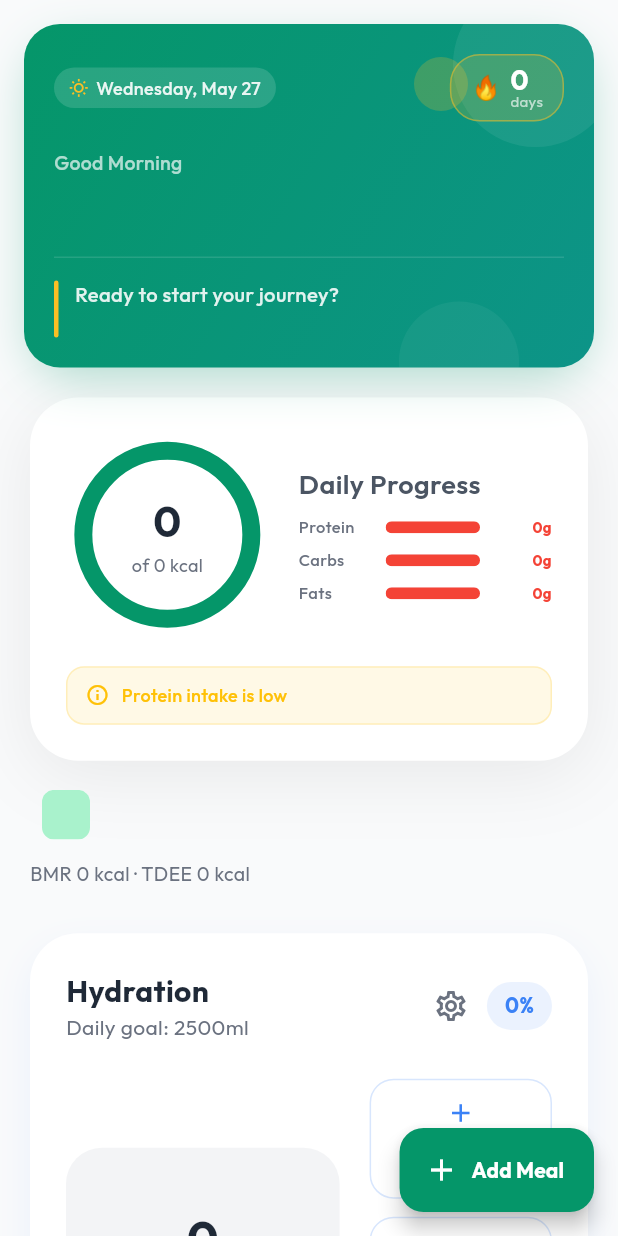
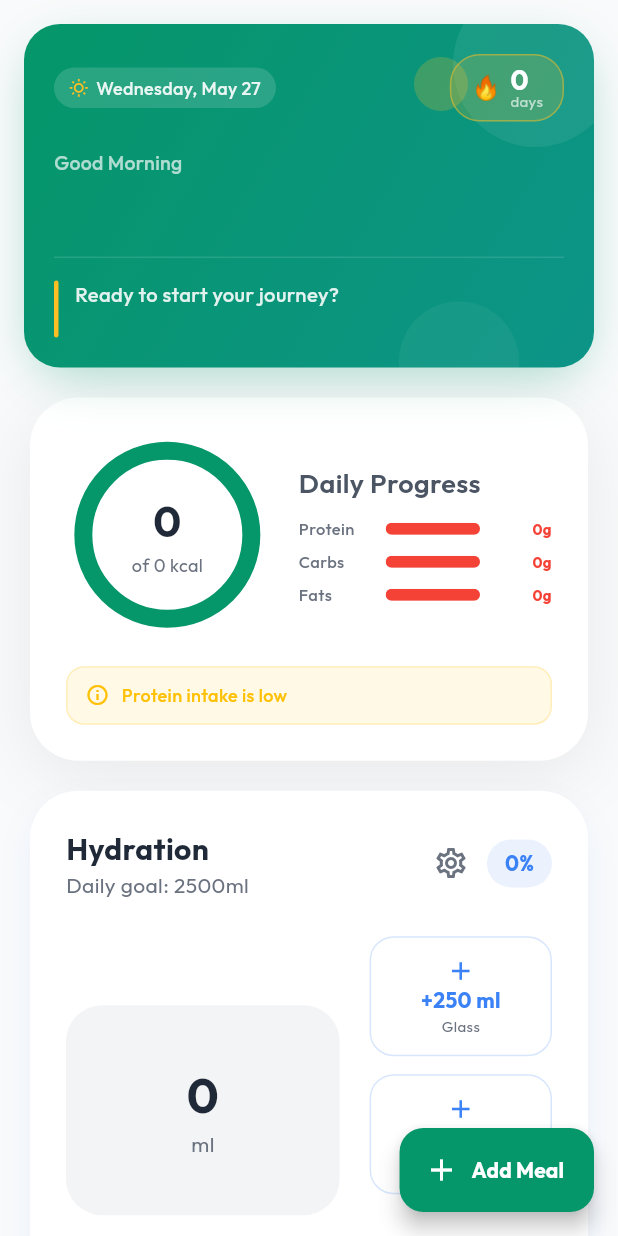
Before and after one commit to JFJubayer/Health-App, a Flutter app: the DashboardScreen screen opened directly, on a phone screen of 412 x 824 dp. Run offline on Flutter 3.47's test engine with Material 3 defaults, Android fonts, the phone set to English and light mode, and no system bars; drawn by our look-alikes of fl_chart, flutter_animate; our stand-ins replace flutter_local_notifications, flutter_timezone, google_fonts, hive, hive_flutter, pdf and 3 more; accounts and stored records are empty.

```diff
--- a/smart_diet_assistant/lib/screens/dashboard_screen.dart
+++ b/smart_diet_assistant/lib/screens/dashboard_screen.dart
@@ -56,12 +56,7 @@ class DashboardScreen extends StatelessWidget {
                     fatTarget: (totalTarget * 0.3) / 9,
                     mealsConsumed: userProvider.mealPlan.where((m) => m.isConsumed).length,
                   ).animate().fadeIn(duration: 600.ms).slideY(begin: 0.1),
-                  const SizedBox(height: 12),
-                  _buildMetabolicSummary(context, userProvider)
-                      .animate()
-                      .fadeIn(delay: 100.ms)
-                      .slideY(begin: 0.05),
-                  const SizedBox(height: 30),
+                  const SizedBox(height: 20),
                   const WaterTrackerWidget().animate().fadeIn(delay: 400.ms).slideY(begin: 0.1),
                   const SizedBox(height: 30),
                   const FastingTimerWidget().animate().fadeIn(delay: 500.ms).slideY(begin: 0.1),
@@ -120,13 +115,6 @@ class DashboardScreen extends StatelessWidget {
           ],
         ),
         const SizedBox(height: 6),
-        Text(
-          'BMR ${provider.bmr.toInt()} kcal · TDEE ${provider.tdee.toInt()} kcal',
-          style: GoogleFonts.outfit(
-            fontSize: 13,
-            color: Theme.of(context).colorScheme.onSurfaceVariant,
-          ),
-        ),
       ],
     );
   }
--- a/smart_diet_assistant/lib/widgets/enhanced_energy_ring.dart
+++ b/smart_diet_assistant/lib/widgets/enhanced_energy_ring.dart
@@ -125,7 +125,7 @@ class EnhancedEnergyRing extends StatelessWidget {
                       'Daily Progress',
                       style: GoogleFonts.outfit(fontSize: 18, fontWeight: FontWeight.w600),
                     ),
-                    const SizedBox(height: 8),
+                    const SizedBox(height: 10),
                     _buildMacroBar(
                       context,
                       'Protein',
```
Also changed, not shown: 1 other file.
